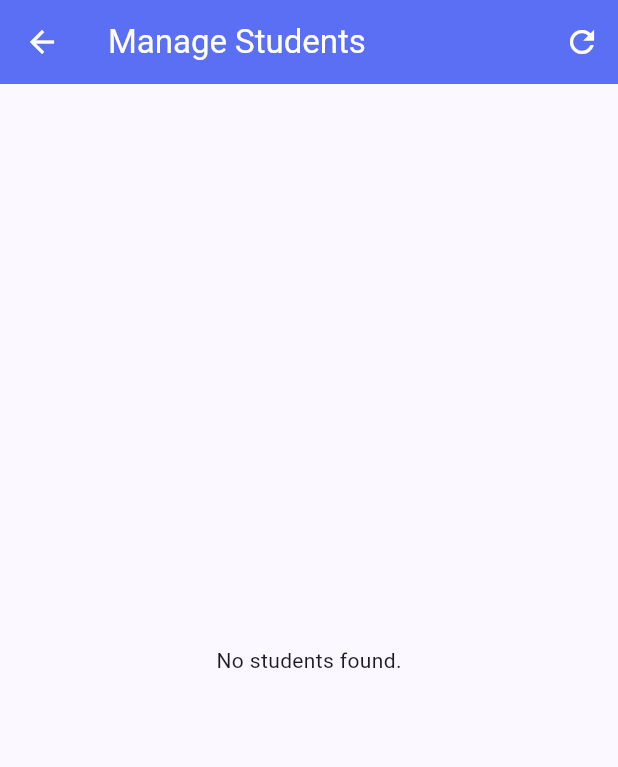
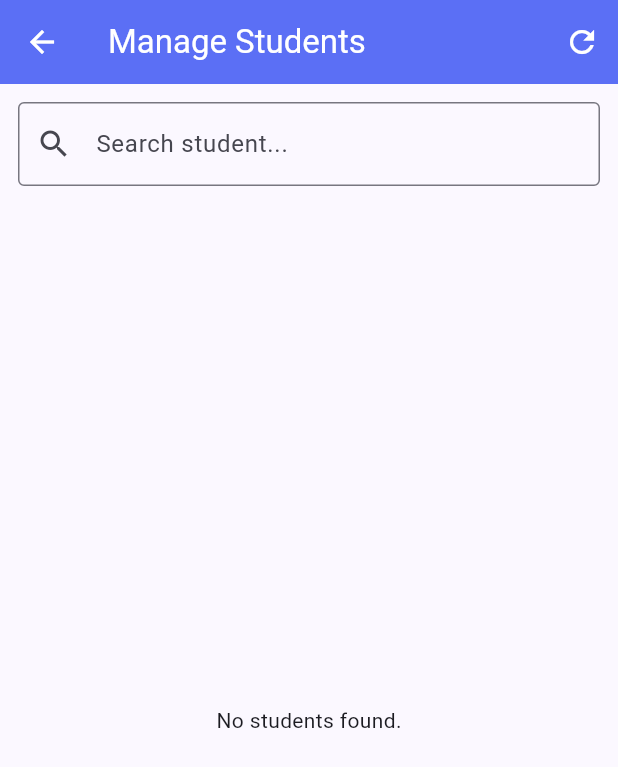
Before and after one commit to Mochaliew/Mobile-Assignment, a Flutter app: the ManageStudents screen opened directly, on a phone screen of 412 x 824 dp. Shown: the top 767 px of the screen. Run offline on Flutter 3.47's test engine with Material 3 defaults, Android fonts, the phone set to English and light mode, and no system bars; our stand-ins replace file_picker, fl_chart, share_plus, supabase_flutter; accounts and stored records are empty.

Commit message:
bug fixing

```diff
--- a/lib/admin_screens/course_approval.dart
+++ b/lib/admin_screens/course_approval.dart
@@ -95,8 +95,6 @@ class _CourseApprovalState extends State<CourseApproval> {
       ),
     );
 
-    reasonController.dispose();
-
     if (reason == null || reason.isEmpty) return;
 
     try {
@@ -106,10 +104,11 @@ class _CourseApprovalState extends State<CourseApproval> {
         'is_rejected': true,
         'rejection_reason': reason,
       }).eq('course_id', courseId);
+
       await addAuditLog('Rejected course ID: $courseId | Reason: $reason');
 
       showMessage('Course rejected successfully');
-      fetchPendingCourses();
+      await fetchPendingCourses();
     } catch (e) {
       showMessage('Reject failed: $e');
     }
--- a/lib/admin_screens/manage_students.dart
+++ b/lib/admin_screens/manage_students.dart
@@ -13,6 +13,8 @@ class _ManageStudentsState extends State<ManageStudents> {
 
   bool _isLoading = false;
   List<dynamic> students = [];
+  List<dynamic> allStudents = [];
+  String search = '';
 
   @override
   void initState() {
@@ -37,6 +39,7 @@ class _ManageStudentsState extends State<ManageStudents> {
           .order('student_id', ascending: false);
 
       setState(() {
+        allStudents = response;
         students = response;
       });
     } catch (e) {
@@ -88,7 +91,36 @@ class _ManageStudentsState extends State<ManageStudents> {
           ),
         ],
       ),
-      body: _isLoading
+      body: Column(
+        children: [
+          Padding(
+            padding: const EdgeInsets.all(12),
+            child: TextField(
+              decoration: const InputDecoration(
+                hintText: 'Search student...',
+                border: OutlineInputBorder(),
+                prefixIcon: Icon(Icons.search),
+              ),
+              onChanged: (value) {
+                setState(() {
+                  search = value.toLowerCase();
+
+                  students = allStudents.where((s) {
+                    final user = s['users'] ?? {};
+                    final name = (user['full_name'] ?? '').toString().toLowerCase();
+                    final email = (user['email'] ?? '').toString().toLowerCase();
+                    final className = (s['class_name'] ?? '').toString().toLowerCase();
+
+                    return name.contains(search) ||
+                      email.contains(search) ||
+                      className.contains(search);
+                  }).toList();
+                });
+              },
+            ),
+          ),
+          Expanded(
+            child: _isLoading
                 ? const Center(child: CircularProgressIndicator())
                 : students.isEmpty
                 ? const Center(child: Text('No students found.'))
@@ -128,6 +160,9 @@ class _ManageStudentsState extends State<ManageStudents> {
                 );
               },
             ),
+          ),
+        ],
+      ),
     );
   }
 }
```
Lines whose indentation alone changed are shown as unchanged.
